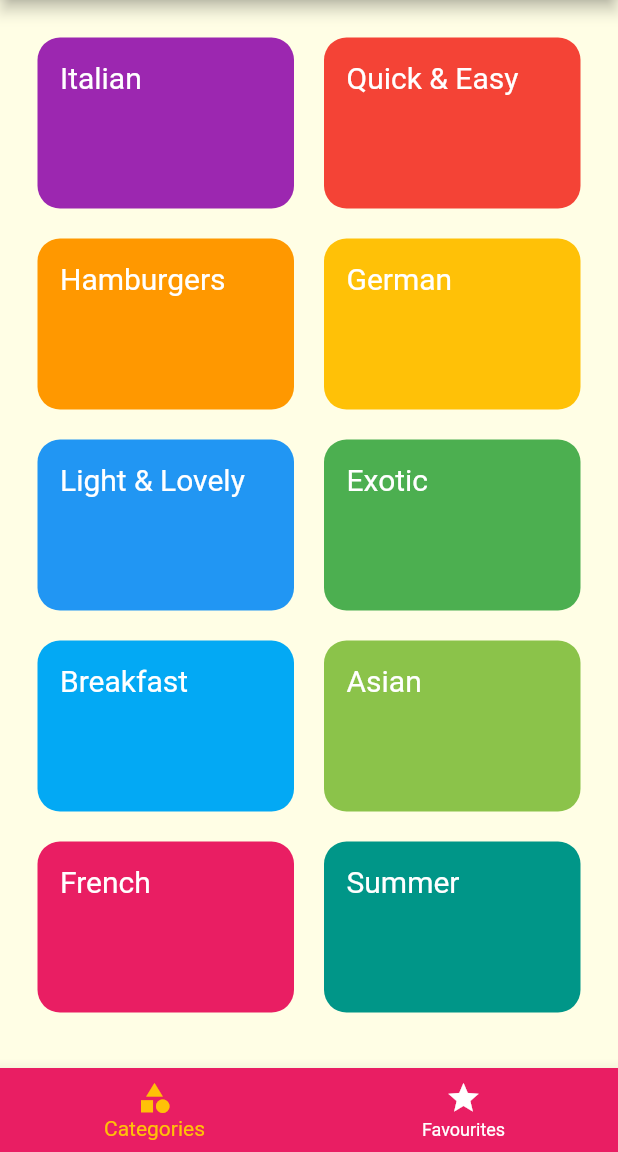
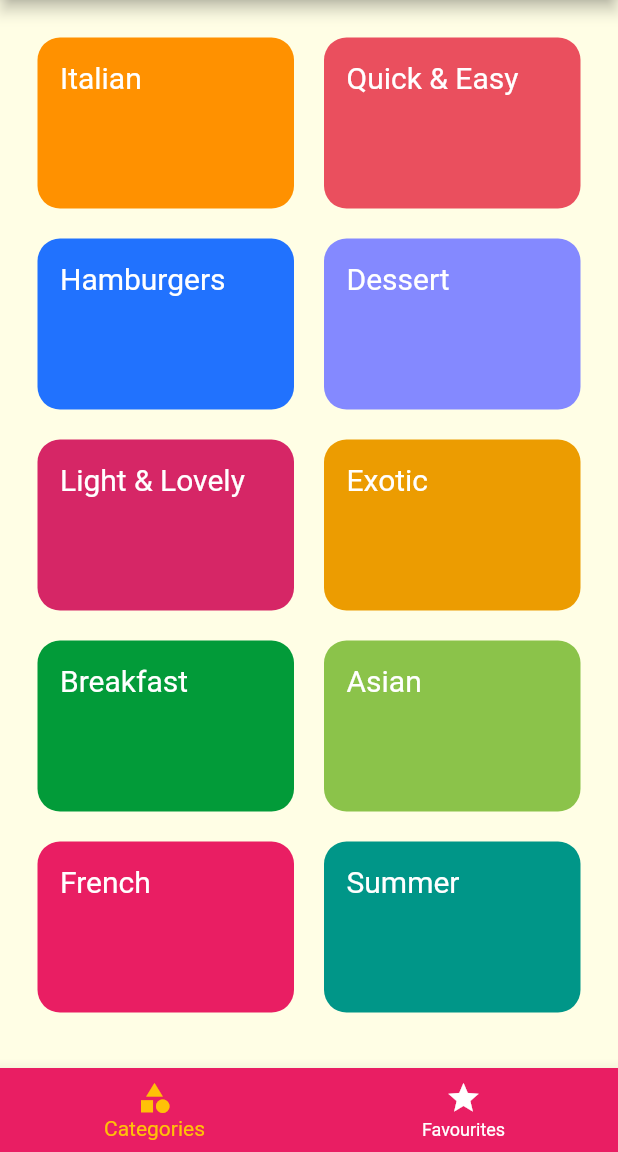
Before and after one commit to uzaircode/meal_planner_app, a Flutter app: the screen it shows after launch, on a phone screen of 412 x 824 dp, the part 84-1236 px from its top. Run offline on Flutter 3.47's test engine with Material 2 defaults, Android fonts, the phone set to English and light mode, and no system bars.

Commit message:
change color to color.fromRGBO & revise code

```diff
--- a/lib/data/dummy_data.dart
+++ b/lib/data/dummy_data.dart
@@ -7,37 +7,37 @@ const DUMMY_CATEGORIES = const [
   Category(
     id: 'c1',
     title: 'Italian',
-    color: Colors.purple,
+    color: Color.fromRGBO(255, 145, 0, 1),
   ),
   Category(
     id: 'c2',
     title: 'Quick & Easy',
-    color: Colors.red,
+    color: Color.fromRGBO(234, 79, 94, 1),
   ),
   Category(
     id: 'c3',
     title: 'Hamburgers',
-    color: Colors.orange,
+    color: Color.fromRGBO(33, 114, 254, 1),
   ),
   Category(
     id: 'c4',
-    title: 'German',
-    color: Colors.amber,
+    title: 'Dessert',
+    color: Color.fromRGBO(132, 137, 255, 1),
   ),
   Category(
     id: 'c5',
     title: 'Light & Lovely',
-    color: Colors.blue,
+    color: Color.fromRGBO(214, 38, 102, 1),
   ),
   Category(
     id: 'c6',
     title: 'Exotic',
-    color: Colors.green,
+    color: Color.fromRGBO(236, 156, 1, 1),
   ),
   Category(
     id: 'c7',
     title: 'Breakfast',
-    color: Colors.lightBlue,
+    color: Color.fromRGBO(2, 155, 57, 1),
   ),
   Category(
     id: 'c8',
@@ -156,12 +156,12 @@ const DUMMY_MEALS = const [
     categories: [
       'c4',
     ],
-    title: 'Wiener Schnitzel',
+    title: 'New York Cheese Cake',
     affordability: Affordability.Luxurious,
     complexity: Complexity.Challenging,
     imageUrl:
-        'https://cdn.pixabay.com/photo/2018/03/31/19/29/schnitzel-3279045_1280.jpg',
-    duration: 60,
+        'https://static01.nyt.com/images/2021/11/02/dining/dg-Tall-and-Creamy-Cheesecake/dg-Tall-and-Creamy-Cheesecake-articleLarge.jpg',
+    duration: 180,
     ingredients: [
       '8 Veal Cutlets',
       '4 Eggs',
```
